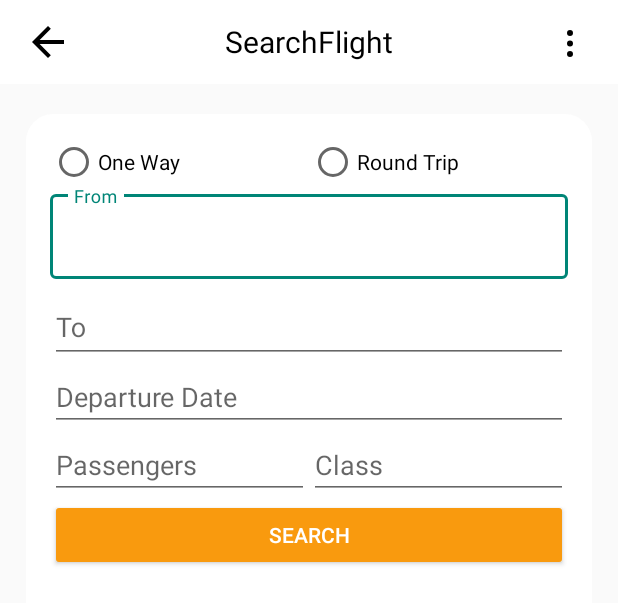
After one commit to matiasaratano/flickeflight-BE4, an Android app: the layout fragment_search.xml on its own in the app's theme, with its tools: preview values and no code run, on a phone screen of 412 x 824 dp. The commit adds this screen. Shown: the top 603 px of the screen. Run offline under Robolectric (Android 15) with nearby library versions, the phone set to English and light mode, and no system bars.

Commit message:
pantalla seach

```diff
--- a/app/build.gradle
+++ b/app/build.gradle
@@ -35,7 +35,7 @@ dependencies {
     testImplementation 'junit:junit:4.12'
     androidTestImplementation 'androidx.test.ext:junit:1.1.1'
     androidTestImplementation 'androidx.test.espresso:espresso-core:3.2.0'
-
+    implementation 'com.google.android.material:material:1.5.0'
     // Components
     implementation 'androidx.navigation:navigation-fragment-ktx:2.1.0'
     implementation 'androidx.navigation:navigation-ui-ktx:2.1.0'
--- /dev/null
+++ b/app/src/main/res/drawable/button_round_trip_text.xml
@@ -0,0 +1,5 @@
+<!-- button_round_trip_text.xml -->
+<selector xmlns:android="http://schemas.android.com/apk/res/android">
+    <item android:state_pressed="true" android:color="@android:color/white" /> <!-- Color de texto cuando está presionado -->
+    <item android:color="@android:color/black" /> <!-- Color de texto predeterminado -->
+</selector>
--- /dev/null
+++ b/app/src/main/res/drawable/flight_takeoff.xml
@@ -0,0 +1,5 @@
+<vector xmlns:android="http://schemas.android.com/apk/res/android" android:height="24dp" android:tint="#000000" android:viewportHeight="24" android:viewportWidth="24" android:width="24dp">
+
+    <path android:fillColor="@android:color/white" android:pathData="M2.5,19h19v2h-19V19zM22.07,9.64c-0.21,-0.8 -1.04,-1.28 -1.84,-1.06L14.92,10l-6.9,-6.43L6.09,4.08l4.14,7.17l-4.97,1.33l-1.97,-1.54l-1.45,0.39l2.59,4.49c0,0 7.12,-1.9 16.57,-4.43C21.81,11.26 22.28,10.44 22.07,9.64z"/>
+
+</vector>
--- /dev/null
+++ b/app/src/main/res/drawable/ic_back_arrow.xml
@@ -0,0 +1,10 @@
+<!-- Icono de flecha para volver atrás -->
+<vector xmlns:android="http://schemas.android.com/apk/res/android"
+android:width="24dp"
+android:height="24dp"
+android:viewportWidth="24"
+android:viewportHeight="24">
+<path
+    android:fillColor="@color/black"
+    android:pathData="M20,11H7.83l5.59-5.59L12,4l-8,8 8,8 1.41-1.41L7.83,13H20v-2z" />
+</vector>
--- /dev/null
+++ b/app/src/main/res/drawable/ic_more_vert.xml
@@ -0,0 +1,10 @@
+<!-- Icono de tres puntos verticales -->
+<vector xmlns:android="http://schemas.android.com/apk/res/android"
+    android:width="24dp"
+    android:height="24dp"
+    android:viewportWidth="24"
+    android:viewportHeight="24">
+    <path
+        android:fillColor="@color/black"
+        android:pathData="M12,16.5a1.5,1.5 0 1,0 1.5,1.5A1.5,1.5 0 0,0 12,16.5zM12,11.25a1.5,1.5 0 1,0 1.5,1.5A1.5,1.5 0 0,0 12,11.25zM12,6a1.5,1.5 0 1,0 1.5,1.5A1.5,1.5 0 0,0 12,6z" />
+</vector>
--- /dev/null
+++ b/app/src/main/res/drawable/rounded_background.xml
@@ -0,0 +1,6 @@
+<!-- rounded_background.xml -->
+<shape xmlns:android="http://schemas.android.com/apk/res/android"
+    android:shape="rectangle">
+    <corners android:radius="18dp" /> <!-- Ajusta este valor según la curvatura que desees -->
+    <solid android:color="@android:color/white" /> <!-- Color de fondo del contenedor -->
+</shape>
--- /dev/null
+++ b/app/src/main/res/drawable/sample_image.xml
@@ -0,0 +1,4 @@
+<?xml version="1.0" encoding="utf-8"?>
+<selector xmlns:android="http://schemas.android.com/apk/res/android">
+
+</selector>
--- /dev/null
+++ b/app/src/main/res/drawable/toggle_button_text.xml
@@ -0,0 +1,5 @@
+<!-- toggle_button_text.xml -->
+<selector xmlns:android="http://schemas.android.com/apk/res/android">
+    <item android:state_checked="true" android:color="@android:color/white" /> <!-- Color de texto cuando está seleccionado -->
+    <item android:state_checked="false" android:color="@android:color/black" /> <!-- Color de texto cuando no está seleccionado -->
+</selector>
--- /dev/null
+++ b/app/src/main/res/layout/fragment_search.xml
@@ -0,0 +1,167 @@
+<?xml version="1.0" encoding="utf-8"?>
+<androidx.constraintlayout.widget.ConstraintLayout
+    xmlns:android="http://schemas.android.com/apk/res/android"
+    xmlns:app="http://schemas.android.com/apk/res-auto"
+    xmlns:tools="http://schemas.android.com/tools"
+    android:layout_width="match_parent"
+    android:layout_height="match_parent">
+
+    <!-- Toolbar -->
+    <androidx.appcompat.widget.Toolbar
+        android:id="@+id/toolbar"
+        android:layout_width="match_parent"
+        android:layout_height="?attr/actionBarSize"
+        android:background="@color/white"
+        android:theme="@style/ThemeOverlay.AppCompat.Dark.ActionBar"
+        app:popupTheme="@style/ThemeOverlay.AppCompat.Light"
+        tools:ignore="MissingConstraints">
+
+        <ImageView
+            android:id="@+id/back_arrow"
+            android:layout_width="32dp"
+            android:layout_height="32dp"
+            android:layout_marginStart="16dp"
+            android:src="@drawable/ic_back_arrow"
+            android:contentDescription="@string/back_arrow"
+            android:layout_gravity="start|center_vertical" />
+
+        <TextView
+            android:id="@+id/toolbar_title"
+            android:layout_width="wrap_content"
+            android:layout_height="wrap_content"
+            android:text="@string/searchflight"
+            android:textColor="@android:color/black"
+            android:textSize="20sp"
+            android:layout_gravity="center" />
+
+        <ImageView
+            android:id="@+id/more_vert"
+            android:layout_width="32dp"
+            android:layout_height="32dp"
+            android:layout_marginEnd="16dp"
+            android:src="@drawable/ic_more_vert"
+            android:contentDescription="@string/more_options"
+            android:layout_gravity="end|center_vertical" />
+
+    </androidx.appcompat.widget.Toolbar>
+
+    <!-- Main Container -->
+    <LinearLayout
+        android:id="@+id/main_container"
+        android:layout_width="377dp"
+        android:layout_height="350dp"
+        android:layout_margin="20dp"
+        android:background="@drawable/rounded_background"
+        android:orientation="vertical"
+        android:padding="16dp"
+        app:layout_constraintBottom_toTopOf="@+id/offers_recyclerview"
+        app:layout_constraintEnd_toEndOf="parent"
+        app:layout_constraintHeight_default="percent"
+        app:layout_constraintHeight_percent="0.66"
+        app:layout_constraintStart_toStartOf="parent"
+        app:layout_constraintTop_toBottomOf="@id/toolbar">
+
+        <!-- RadioGroup para elegir tipo de viaje -->
+        <RadioGroup
+            android:layout_width="match_parent"
+            android:layout_height="wrap_content"
+            android:orientation="horizontal">
+
+            <RadioButton
+                android:id="@+id/one_way"
+                android:layout_width="0dp"
+                android:layout_height="wrap_content"
+                android:layout_weight="1"
+                android:text="One Way" />
+
+            <RadioButton
+                android:id="@+id/round_trip"
+                android:layout_width="0dp"
+                android:layout_height="wrap_content"
+                android:layout_weight="1"
+                android:text="Round Trip" />
+        </RadioGroup>
+
+        <!-- Input From -->
+        <com.google.android.material.textfield.TextInputLayout
+            android:id="@+id/outlinedTextField"
+            android:layout_width="match_parent"
+            android:layout_height="wrap_content"
+            android:hint="@string/from"
+            style="@style/Widget.MaterialComponents.TextInputLayout.OutlinedBox">
+
+            <com.google.android.material.textfield.TextInputEditText
+                android:layout_width="match_parent"
+                android:layout_height="wrap_content"
+                />
+
+        </com.google.android.material.textfield.TextInputLayout>
+
+        <!-- Input To -->
+        <com.google.android.material.textfield.TextInputLayout
+            android:layout_width="match_parent"
+            android:layout_height="wrap_content"
+            android:hint="To">
+
+            <com.google.android.material.textfield.TextInputEditText
+                android:id="@+id/input_to"
+                android:layout_width="match_parent"
+                android:layout_height="wrap_content"
+                android:maxLines="1"
+                android:singleLine="true" />
+
+        </com.google.android.material.textfield.TextInputLayout>
+
+        <!-- Input Departure Date -->
+        <EditText
+            android:id="@+id/input_departure_date"
+            android:layout_width="match_parent"
+            android:layout_height="wrap_content"
+            android:focusable="false"
+            android:hint="Departure Date" />
+
+        <!-- Inputs Passengers y Class -->
+        <LinearLayout
+            android:layout_width="match_parent"
+            android:layout_height="wrap_content"
+            android:orientation="horizontal"
+            android:weightSum="2">
+
+            <EditText
+                android:id="@+id/input_passengers"
+                android:layout_width="0dp"
+                android:layout_height="wrap_content"
+                android:layout_weight="1"
+                android:hint="Passengers" />
+
+            <EditText
+                android:id="@+id/input_class"
+                android:layout_width="0dp"
+                android:layout_height="wrap_content"
+                android:layout_weight="1"
+                android:hint="Class" />
+        </LinearLayout>
+
+        <!-- Botón Search -->
+        <Button
+            android:id="@+id/button_search"
+            android:layout_width="match_parent"
+            android:layout_height="wrap_content"
+            android:backgroundTint="@color/orange"
+            android:shape="rectangle"
+            android:text="Search"
+            android:textColor="@android:color/white" />
+    </LinearLayout>
+
+    <!-- RecyclerView para las ofertas -->
+    <androidx.recyclerview.widget.RecyclerView
+        android:id="@+id/offers_recyclerview"
+        android:layout_width="0dp"
+        android:layout_height="0dp"
+        android:layout_marginTop="8dp"
+        app:layout_constraintTop_toBottomOf="@id/main_container"
+        app:layout_constraintStart_toStartOf="parent"
+        app:layout_constraintEnd_toEndOf="parent"
+        app:layout_constraintBottom_toBottomOf="parent" />
+
+</androidx.constraintlayout.widget.ConstraintLayout>
--- a/app/src/main/res/values/colors.xml
+++ b/app/src/main/res/values/colors.xml
@@ -3,4 +3,9 @@
     <color name="colorPrimary">#008577</color>
     <color name="colorPrimaryDark">#00574B</color>
     <color name="colorAccent">#D81B60</color>
+    <color name="black">#FF000000</color>
+    <color name="white">#FFFFFFFF</color>
+    <color name="green">#4fa853</color>
+    <color name="colorLightGray">#F0F0F0</color>
+    <color name="orange">#F99A0E</color>
 </resources>
--- a/app/src/main/res/values/strings.xml
+++ b/app/src/main/res/values/strings.xml
@@ -3,4 +3,9 @@
     <!-- TODO: Remove or change this placeholder text -->
     <string name="hello_blank_fragment">Hello blank fragment</string>
     <string name="activity_main_btn_text">Hola</string>
+    <string name="searchflight">SearchFlight</string>
+    <string name="back_arrow">Volver</string>
+    <string name="more_options">Más opciones</string>
+    <string name="from">From</string>
+    <string name="to">To</string>
 </resources>
--- a/build.gradle
+++ b/build.gradle
@@ -5,7 +5,6 @@ buildscript {
     repositories {
         google()
         jcenter()
-
     }
     dependencies {
         classpath 'com.android.tools.build:gradle:8.1.1'
@@ -20,7 +19,6 @@ allprojects {
     repositories {
         google()
         jcenter()
-
     }
 }
 
```
Also changed, not shown: app/src/main/res/drawable/button_round_trip_background.xml (added, +18 -0 lines), app/src/main/res/drawable/button_square_background.xml (added, +7 -0 lines), app/src/main/res/drawable/ic_logo.xml (added, +10 -0 lines), app/src/main/res/drawable/toggle_button_background.xml (added, +15 -0 lines), app/src/main/res/layout/offer_card.xml (added, +26 -0 lines).
